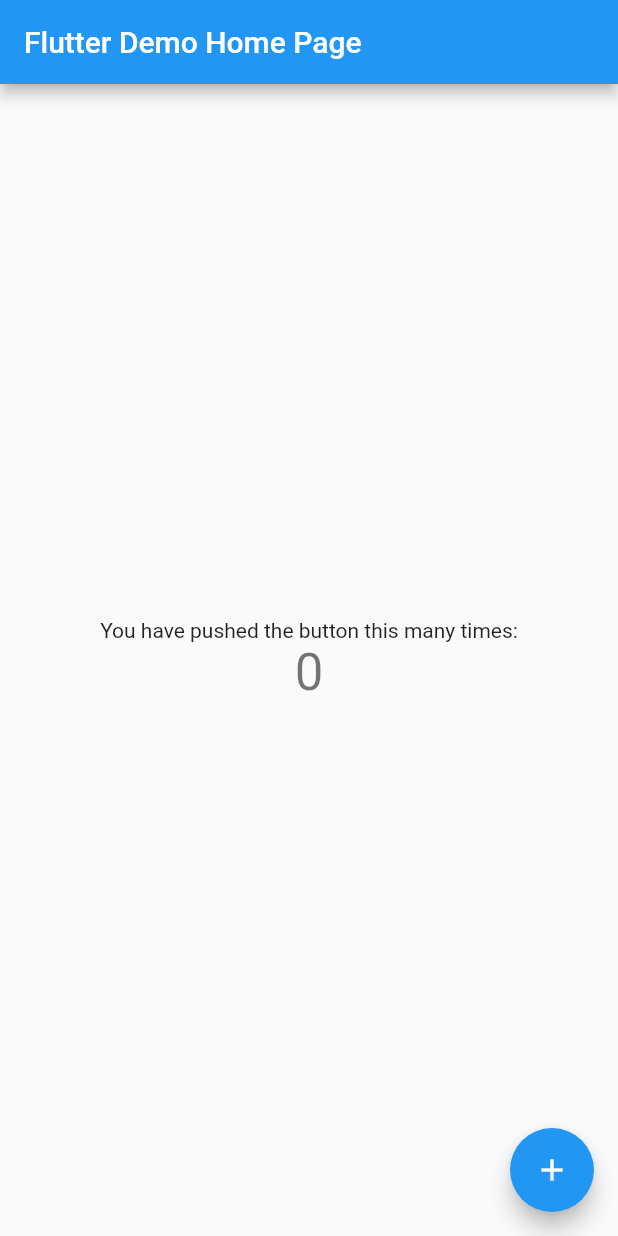
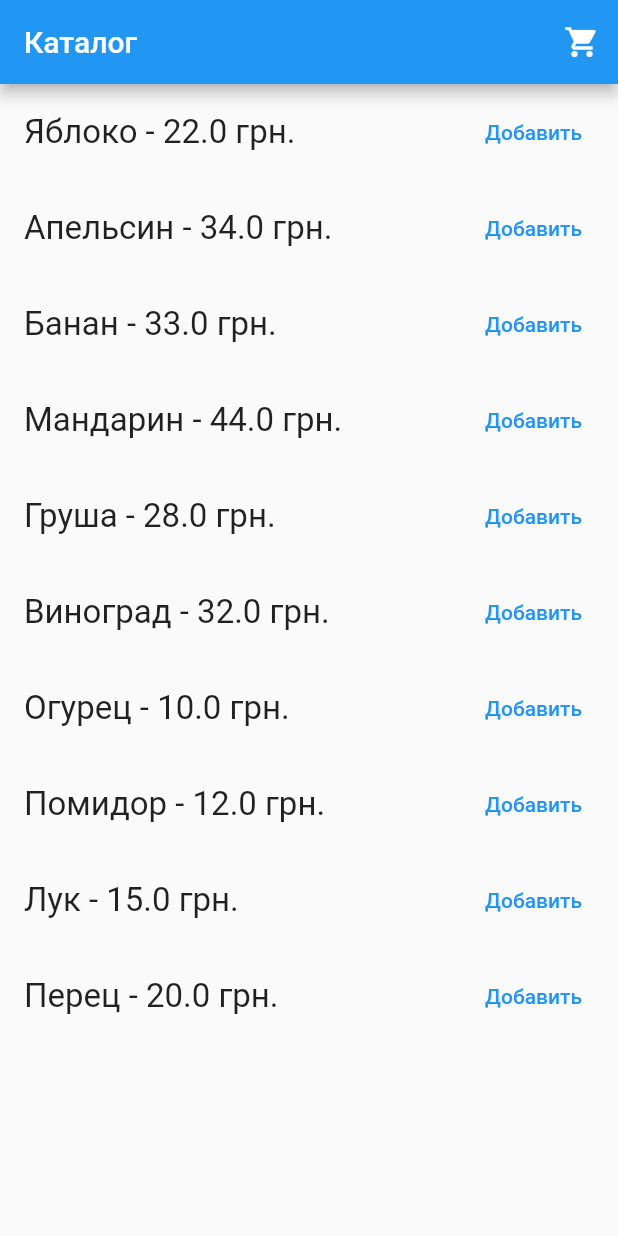
Before and after one commit to shebnik/state_management, a Flutter app: the screen it shows after launch, on a phone screen of 412 x 824 dp. Run offline on Flutter 3.47's test engine with Material 2 defaults, Android fonts, the phone set to English and light mode, and no system bars.

Commit message:
Simple State Management

```diff
--- a/lib/main.dart
+++ b/lib/main.dart
@@ -1,4 +1,9 @@
 import 'package:flutter/material.dart';
+import 'package:provider/provider.dart';
+import 'package:state_management/models/cart.dart';
+import 'package:state_management/models/catalog.dart';
+import 'package:state_management/ui/cart.dart';
+import 'package:state_management/ui/catalog.dart';
 
 void main() {
   runApp(const MyApp());
@@ -7,109 +12,29 @@ void main() {
 class MyApp extends StatelessWidget {
   const MyApp({Key? key}) : super(key: key);
 
-  // This widget is the root of your application.
   @override
   Widget build(BuildContext context) {
-    return MaterialApp(
-      title: 'Flutter Demo',
-      theme: ThemeData(
-        // This is the theme of your application.
-        //
-        // Try running your application with "flutter run". You'll see the
-        // application has a blue toolbar. Then, without quitting the app, try
-        // changing the primarySwatch below to Colors.green and then invoke
-        // "hot reload" (press "r" in the console where you ran "flutter run",
-        // or simply save your changes to "hot reload" in a Flutter IDE).
-        // Notice that the counter didn't reset back to zero; the application
-        // is not restarted.
-        primarySwatch: Colors.blue,
+    return MultiProvider(
+      providers: [
+        Provider(create: (context) => CatalogModel()),
+        ChangeNotifierProxyProvider<CatalogModel, CartModel>(
+          create: (context) => CartModel(),
+          update: (context, catalog, cart) {
+            if (cart == null) throw ArgumentError.notNull('cart');
+            cart.catalog = catalog;
+            return cart;
+          },
+        ),
+      ],
+      child: MaterialApp(
+        title: 'e-commerce',
+        initialRoute: '/',
+        routes: {
+          '/': (context) => const MyCatalog(),
+          '/cart': (context) => const MyCart(),
+        },
+        debugShowCheckedModeBanner: false,
       ),
-      home: const MyHomePage(title: 'Flutter Demo Home Page'),
     );
   }
 }
-
-class MyHomePage extends StatefulWidget {
-  const MyHomePage({Key? key, required this.title}) : super(key: key);
-
-  // This widget is the home page of your application. It is stateful, meaning
-  // that it has a State object (defined below) that contains fields that affect
-  // how it looks.
-
-  // This class is the configuration for the state. It holds the values (in this
-  // case the title) provided by the parent (in this case the App widget) and
-  // used by the build method of the State. Fields in a Widget subclass are
-  // always marked "final".
-
-  final String title;
-
-  @override
-  State<MyHomePage> createState() => _MyHomePageState();
-}
-
-class _MyHomePageState extends State<MyHomePage> {
-  int _counter = 0;
-
-  void _incrementCounter() {
-    setState(() {
-      // This call to setState tells the Flutter framework that something has
-      // changed in this State, which causes it to rerun the build method below
-      // so that the display can reflect the updated values. If we changed
-      // _counter without calling setState(), then the build method would not be
-      // called again, and so nothing would appear to happen.
-      _counter++;
-    });
-  }
-
-  @override
-  Widget build(BuildContext context) {
-    // This method is rerun every time setState is called, for instance as done
-    // by the _incrementCounter method above.
-    //
-    // The Flutter framework has been optimized to make rerunning build methods
-    // fast, so that you can just rebuild anything that needs updating rather
-    // than having to individually change instances of widgets.
-    return Scaffold(
-      appBar: AppBar(
-        // Here we take the value from the MyHomePage object that was created by
-        // the App.build method, and use it to set our appbar title.
-        title: Text(widget.title),
-      ),
-      body: Center(
-        // Center is a layout widget. It takes a single child and positions it
-        // in the middle of the parent.
-        child: Column(
-          // Column is also a layout widget. It takes a list of children and
-          // arranges them vertically. By default, it sizes itself to fit its
-          // children horizontally, and tries to be as tall as its parent.
-          //
-          // Invoke "debug painting" (press "p" in the console, choose the
-          // "Toggle Debug Paint" action from the Flutter Inspector in Android
-          // Studio, or the "Toggle Debug Paint" command in Visual Studio Code)
-          // to see the wireframe for each widget.
-          //
-          // Column has various properties to control how it sizes itself and
-          // how it positions its children. Here we use mainAxisAlignment to
-          // center the children vertically; the main axis here is the vertical
-          // axis because Columns are vertical (the cross axis would be
-          // horizontal).
-          mainAxisAlignment: MainAxisAlignment.center,
-          children: <Widget>[
-            const Text(
-              'You have pushed the button this many times:',
-            ),
-            Text(
-              '$_counter',
-              style: Theme.of(context).textTheme.headline4,
-            ),
-          ],
-        ),
-      ),
-      floatingActionButton: FloatingActionButton(
-        onPressed: _incrementCounter,
-        tooltip: 'Increment',
-        child: const Icon(Icons.add),
-      ), // This trailing comma makes auto-formatting nicer for build methods.
-    );
-  }
-}
--- /dev/null
+++ b/lib/models/cart.dart
@@ -0,0 +1,30 @@
+import 'package:flutter/foundation.dart';
+import 'package:state_management/models/catalog.dart';
+
+class CartModel extends ChangeNotifier {
+  late CatalogModel _catalog;
+
+  final List<int> _itemIds = [];
+
+  CatalogModel get catalog => _catalog;
+
+  set catalog(CatalogModel newCatalog) {
+    _catalog = newCatalog;
+    notifyListeners();
+  }
+
+  List<Item> get items => _itemIds.map((id) => _catalog.getById(id)).toList();
+
+  double get totalPrice =>
+      items.fold(0, (total, current) => total + current.price);
+
+  void add(Item item) {
+    _itemIds.add(item.id);
+    notifyListeners();
+  }
+
+  void remove(Item item) {
+    _itemIds.remove(item.id);
+    notifyListeners();
+  }
+}
--- /dev/null
+++ b/lib/models/catalog.dart
@@ -0,0 +1,41 @@
+import 'package:flutter/material.dart';
+
+class CatalogModel {
+  static Map<String, double> items = {
+    'Яблоко': 22,
+    'Апельсин': 34,
+    'Банан': 33,
+    'Мандарин': 44,
+    'Груша': 28,
+    'Виноград': 32,
+    'Огурец': 10,
+    'Помидор': 12,
+    'Лук': 15,
+    'Перец': 20,
+  };
+
+  Item getById(int id) => Item(
+        id,
+        items.entries.elementAt(id).key,
+        items.values.elementAt(id),
+      );
+
+  Item getByPosition(int position) {
+    return getById(position);
+  }
+}
+
+@immutable
+class Item {
+  final int id;
+  final String name;
+  final double price;
+
+  const Item(this.id, this.name, this.price);
+
+  @override
+  int get hashCode => id;
+
+  @override
+  bool operator ==(Object other) => other is Item && other.id == id;
+}
--- /dev/null
+++ b/lib/ui/cart.dart
@@ -0,0 +1,61 @@
+import 'package:flutter/material.dart';
+import 'package:provider/provider.dart';
+import 'package:state_management/models/cart.dart';
+
+class MyCart extends StatelessWidget {
+  const MyCart({Key? key}) : super(key: key);
+
+  @override
+  Widget build(BuildContext context) {
+    return Scaffold(
+      appBar: AppBar(
+        title: const Text('Корзина'),
+      ),
+      body: Column(
+        children: [
+          Expanded(
+            child: _CartList(),
+          ),
+          const Divider(height: 4, color: Colors.black),
+          SizedBox(
+            height: 200,
+            child: Center(
+              child: Consumer<CartModel>(
+                builder: (context, cart, child) => Text(
+                  'Итого: ${cart.totalPrice} грн',
+                  style: const TextStyle(fontSize: 50),
+                ),
+              ),
+            ),
+          ),
+        ],
+      ),
+    );
+  }
+}
+
+class _CartList extends StatelessWidget {
+  @override
+  Widget build(BuildContext context) {
+    var cart = context.watch<CartModel>();
+
+    return ListView.builder(
+      itemCount: cart.items.length,
+      itemBuilder: (context, index) => ListTile(
+        leading: const Icon(
+          Icons.done,
+          color: Colors.green,
+        ),
+        trailing: IconButton(
+          icon: const Icon(Icons.remove_circle_outline),
+          onPressed: () {
+            cart.remove(cart.items[index]);
+          },
+        ),
+        title: Text(
+          '${cart.items[index].name} - ${cart.items[index].price} грн.',
+        ),
+      ),
+    );
+  }
+}
--- /dev/null
+++ b/lib/ui/catalog.dart
@@ -0,0 +1,97 @@
+import 'package:flutter/material.dart';
+import 'package:provider/provider.dart';
+import 'package:state_management/models/cart.dart';
+import 'package:state_management/models/catalog.dart';
+
+class MyCatalog extends StatelessWidget {
+  const MyCatalog({Key? key}) : super(key: key);
+
+  @override
+  Widget build(BuildContext context) {
+    return Scaffold(
+      appBar: AppBar(
+        title: const Text('Каталог'),
+        actions: [
+          IconButton(
+            icon: const Icon(Icons.shopping_cart),
+            onPressed: () => Navigator.pushNamed(context, '/cart'),
+          ),
+        ],
+      ),
+      body: SingleChildScrollView(
+        child: ListView.builder(
+          shrinkWrap: true,
+          itemCount: 10,
+          itemBuilder: (context, index) => _ListItem(index),
+        ),
+      ),
+    );
+  }
+}
+
+class _AddButton extends StatelessWidget {
+  final Item item;
+
+  const _AddButton({required this.item, Key? key}) : super(key: key);
+
+  @override
+  Widget build(BuildContext context) {
+    var isInCart = context.select<CartModel, bool>(
+      (cart) => cart.items.contains(item),
+    );
+
+    return TextButton(
+      onPressed: isInCart
+          ? null
+          : () {
+              var cart = context.read<CartModel>();
+              cart.add(item);
+            },
+      style: ButtonStyle(
+        overlayColor: MaterialStateProperty.resolveWith<Color?>((states) {
+          if (states.contains(MaterialState.pressed)) {
+            return Theme.of(context).primaryColor;
+          }
+          return null;
+        }),
+      ),
+      child: isInCart
+          ? const Icon(Icons.check, semanticLabel: 'ADDED')
+          : const Text('Добавить'),
+    );
+  }
+}
+
+class _ListItem extends StatelessWidget {
+  final int index;
+
+  const _ListItem(this.index, {Key? key}) : super(key: key);
+
+  @override
+  Widget build(BuildContext context) {
+    var item = context.select<CatalogModel, Item>(
+      (catalog) => catalog.getByPosition(index),
+    );
+
+    return Padding(
+      padding: const EdgeInsets.symmetric(horizontal: 16, vertical: 8),
+      child: LimitedBox(
+        maxHeight: 48,
+        child: Row(
+          children: [
+            Expanded(
+              child: Text(
+                '${item.name} - ${item.price} грн.',
+                style: const TextStyle(
+                  fontSize: 22,
+                ),
+              ),
+            ),
+            const SizedBox(width: 24),
+            _AddButton(item: item),
+          ],
+        ),
+      ),
+    );
+  }
+}
--- a/pubspec.yaml
+++ b/pubspec.yaml
@@ -34,6 +34,7 @@ dependencies:
   # The following adds the Cupertino Icons font to your application.
   # Use with the CupertinoIcons class for iOS style icons.
   cupertino_icons: ^1.0.2
+  provider: ^6.0.1
 
 dev_dependencies:
   flutter_test:
```
Also changed, not shown: pubspec.lock.
